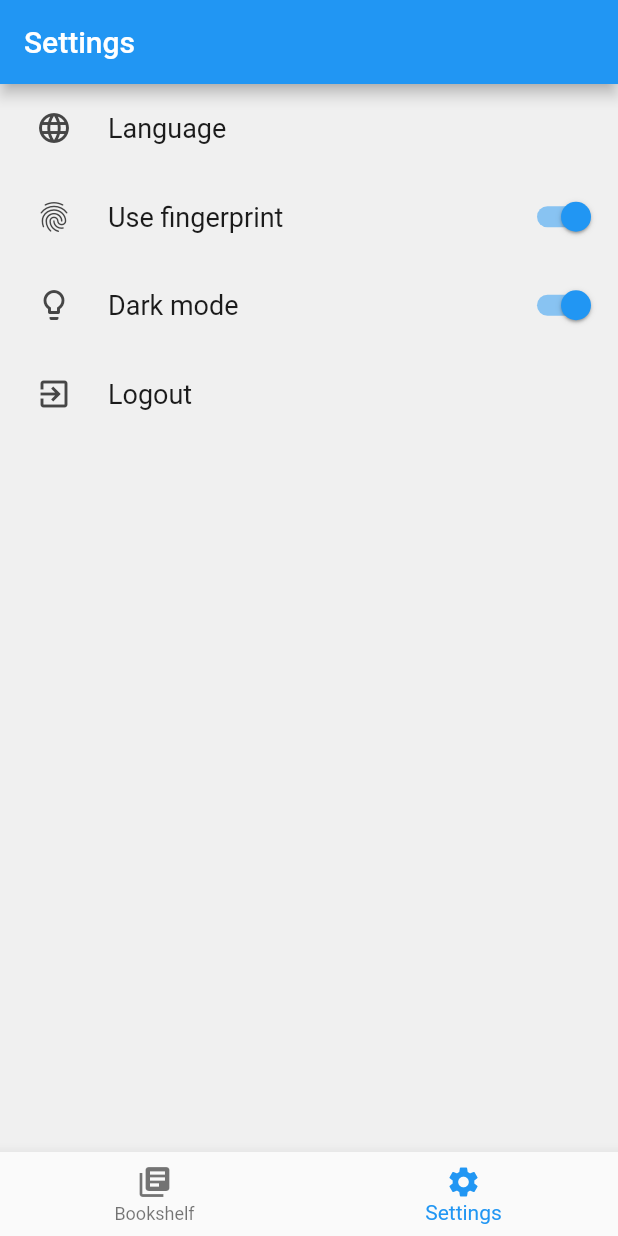
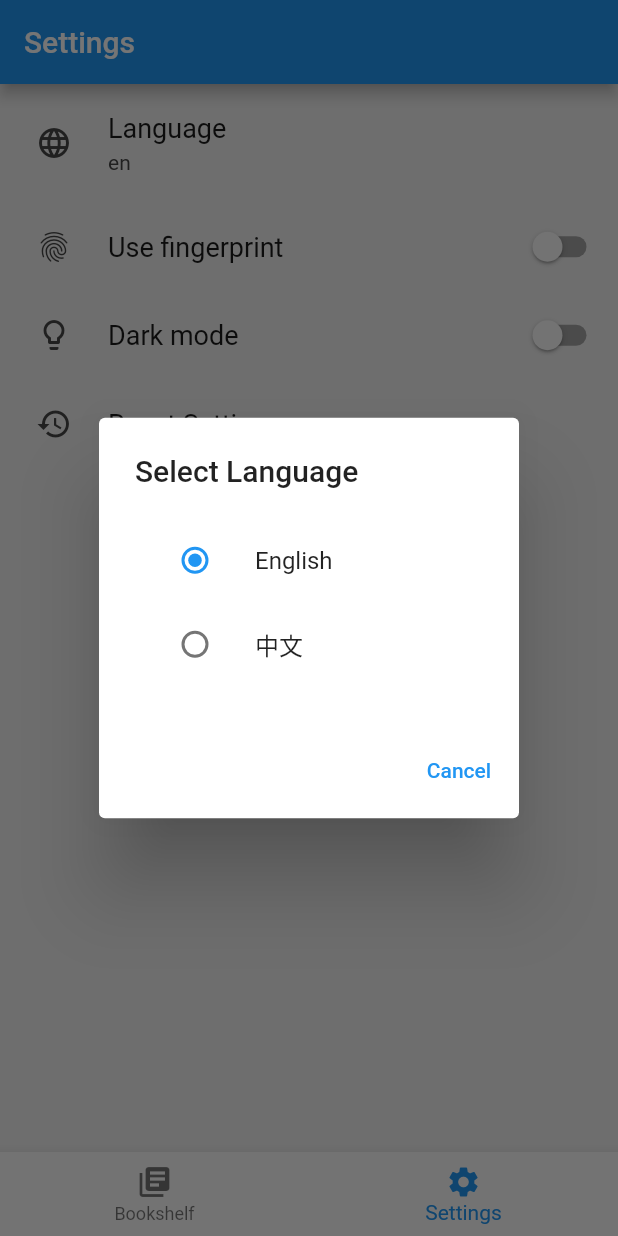
Before and after one commit to stevezhaoUS/reader, a Flutter app: the screen it shows after launch, item 2 of the bottom bar chosen, after a tap on "Language", on a phone screen of 412 x 824 dp. Run offline on Flutter 3.47's test engine with Material 2 defaults, Android fonts, the phone set to English and light mode, and no system bars; drawn by our look-alikes of settings_ui; our stand-ins replace file_picker, isar; missing offline and left inert: fast_gbk; accounts and stored records are empty; generated files the repository leaves out were written again.

Commit message:
Implement persistent settings with JSON file storage
Co-authored-by: stevezhaoUS <3809825+stevezhaoUS@users.noreply.github.com>

```diff
--- a/lib/main.dart
+++ b/lib/main.dart
@@ -1,9 +1,14 @@
 import 'package:flutter/material.dart';
 import 'package:reader/settings.dart';
+import 'package:reader/services/settings_service.dart';
 import 'book_shelf.dart';
 
 Future main() async {
   WidgetsFlutterBinding.ensureInitialized();
+
+  // Load user settings during app bootstrap
+  await SettingsService.instance.loadSettings();
+
   runApp(const MyApp());
 }
 
@@ -12,9 +17,14 @@ class MyApp extends StatelessWidget {
 
   @override
   Widget build(BuildContext context) {
-    return const MaterialApp(
+    final settings = SettingsService.instance.currentSettings;
+
+    return MaterialApp(
       title: 'Reading App',
-      home: HomeTabBar(),
+      theme: ThemeData.light(),
+      darkTheme: ThemeData.dark(),
+      themeMode: settings.useDarkMode ? ThemeMode.dark : ThemeMode.light,
+      home: const HomeTabBar(),
     );
   }
 }
--- /dev/null
+++ b/lib/models/user_settings.dart
@@ -0,0 +1,92 @@
+import 'dart:convert';
+
+class UserSettings {
+  bool useDarkMode;
+  bool useFingerprint;
+  String language;
+
+  // Font settings
+  String fontFamily;
+  double fontSize;
+  double lineHeight;
+  int fontColor; // Store as int for JSON serialization
+  int fontWeight; // Store as int for JSON serialization
+
+  UserSettings({
+    this.useDarkMode = false,
+    this.useFingerprint = false,
+    this.language = 'en',
+    this.fontFamily = 'SimSun',
+    this.fontSize = 14.0,
+    this.lineHeight = 1.5,
+    this.fontColor = 0xFF000000,
+    this.fontWeight = 400, // FontWeight.normal
+  });
+
+  // Factory constructor for creating from JSON
+  factory UserSettings.fromJson(Map<String, dynamic> json) {
+    return UserSettings(
+      useDarkMode: json['useDarkMode'] ?? false,
+      useFingerprint: json['useFingerprint'] ?? false,
+      language: json['language'] ?? 'en',
+      fontFamily: json['fontFamily'] ?? 'SimSun',
+      fontSize: (json['fontSize'] ?? 14.0).toDouble(),
+      lineHeight: (json['lineHeight'] ?? 1.5).toDouble(),
+      fontColor: json['fontColor'] ?? 0xFF000000,
+      fontWeight: json['fontWeight'] ?? 400,
+    );
+  }
+
+  // Convert to JSON
+  Map<String, dynamic> toJson() {
+    return {
+      'useDarkMode': useDarkMode,
+      'useFingerprint': useFingerprint,
+      'language': language,
+      'fontFamily': fontFamily,
+      'fontSize': fontSize,
+      'lineHeight': lineHeight,
+      'fontColor': fontColor,
+      'fontWeight': fontWeight,
+    };
+  }
+
+  // Convert to JSON string
+  String toJsonString() {
+    return jsonEncode(toJson());
+  }
+
+  // Create from JSON string
+  static UserSettings fromJsonString(String jsonString) {
+    final Map<String, dynamic> json = jsonDecode(jsonString);
+    return UserSettings.fromJson(json);
+  }
+
+  // Create default settings
+  static UserSettings defaultSettings() {
+    return UserSettings();
+  }
+
+  // Copy with method for updating specific settings
+  UserSettings copyWith({
+    bool? useDarkMode,
+    bool? useFingerprint,
+    String? language,
+    String? fontFamily,
+    double? fontSize,
+    double? lineHeight,
+    int? fontColor,
+    int? fontWeight,
+  }) {
+    return UserSettings(
+      useDarkMode: useDarkMode ?? this.useDarkMode,
+      useFingerprint: useFingerprint ?? this.useFingerprint,
+      language: language ?? this.language,
+      fontFamily: fontFamily ?? this.fontFamily,
+      fontSize: fontSize ?? this.fontSize,
+      lineHeight: lineHeight ?? this.lineHeight,
+      fontColor: fontColor ?? this.fontColor,
+      fontWeight: fontWeight ?? this.fontWeight,
+    );
+  }
+}
--- /dev/null
+++ b/lib/services/settings_service.dart
@@ -0,0 +1,114 @@
+import 'dart:io';
+import 'dart:convert';
+import 'package:path_provider/path_provider.dart';
+import '../models/user_settings.dart';
+
+class SettingsService {
+  static const String _settingsFileName = 'user_settings.json';
+  static SettingsService? _instance;
+  UserSettings _currentSettings = UserSettings.defaultSettings();
+
+  // Singleton pattern
+  SettingsService._();
+
+  static SettingsService get instance {
+    _instance ??= SettingsService._();
+    return _instance!;
+  }
+
+  // Get current settings
+  UserSettings get currentSettings => _currentSettings;
+
+  // Get the settings file path
+  Future<String> _getSettingsFilePath() async {
+    final directory = await getApplicationDocumentsDirectory();
+    return '${directory.path}/$_settingsFileName';
+  }
+
+  // Load settings from JSON file
+  Future<UserSettings> loadSettings() async {
+    try {
+      final filePath = await _getSettingsFilePath();
+      final file = File(filePath);
+
+      if (await file.exists()) {
+        final jsonString = await file.readAsString();
+        _currentSettings = UserSettings.fromJsonString(jsonString);
+      } else {
+        // If file doesn't exist, use default settings and save them
+        _currentSettings = UserSettings.defaultSettings();
+        await saveSettings(_currentSettings);
+      }
+    } catch (e) {
+      // If there's any error loading settings, use defaults
+      _currentSettings = UserSettings.defaultSettings();
+    }
+
+    return _currentSettings;
+  }
+
+  // Save settings to JSON file
+  Future<void> saveSettings(UserSettings settings) async {
+    try {
+      final filePath = await _getSettingsFilePath();
+      final file = File(filePath);
+
+      // Create directory if it doesn't exist
+      await file.parent.create(recursive: true);
+
+      // Write settings to file
+      await file.writeAsString(settings.toJsonString());
+
+      // Update current settings
+      _currentSettings = settings;
+    } catch (e) {
+      // Handle error - could log or throw depending on requirements
+      rethrow;
+    }
+  }
+
+  // Update specific setting and save
+  Future<void> updateDarkMode(bool value) async {
+    final updatedSettings = _currentSettings.copyWith(useDarkMode: value);
+    await saveSettings(updatedSettings);
+  }
+
+  Future<void> updateFingerprint(bool value) async {
+    final updatedSettings = _currentSettings.copyWith(useFingerprint: value);
+    await saveSettings(updatedSettings);
+  }
+
+  Future<void> updateLanguage(String language) async {
+    final updatedSettings = _currentSettings.copyWith(language: language);
+    await saveSettings(updatedSettings);
+  }
+
+  Future<void> updateFontSettings({
+    String? fontFamily,
+    double? fontSize,
+    double? lineHeight,
+    int? fontColor,
+    int? fontWeight,
+  }) async {
+    final updatedSettings = _currentSettings.copyWith(
+      fontFamily: fontFamily,
+      fontSize: fontSize,
+      lineHeight: lineHeight,
+      fontColor: fontColor,
+      fontWeight: fontWeight,
+    );
+    await saveSettings(updatedSettings);
+  }
+
+  // Check if settings file exists
+  Future<bool> settingsFileExists() async {
+    final filePath = await _getSettingsFilePath();
+    final file = File(filePath);
+    return await file.exists();
+  }
+
+  // Reset settings to defaults
+  Future<void> resetToDefaults() async {
+    await saveSettings(UserSettings.defaultSettings());
+  }
+}
--- a/lib/settings.dart
+++ b/lib/settings.dart
@@ -1,5 +1,7 @@
 import 'package:flutter/material.dart';
 import 'package:settings_ui/settings_ui.dart';
+import 'package:reader/services/settings_service.dart';
+import 'package:reader/models/user_settings.dart';
 
 class SettingsPage extends StatefulWidget {
   const SettingsPage({super.key});
@@ -9,6 +11,21 @@ class SettingsPage extends StatefulWidget {
 }
 
 class _SettingsPageState extends State<SettingsPage> {
+  final SettingsService _settingsService = SettingsService.instance;
+  late UserSettings _currentSettings;
+
+  @override
+  void initState() {
+    super.initState();
+    _currentSettings = _settingsService.currentSettings;
+  }
+
+  void _updateSettings(UserSettings newSettings) {
+    setState(() {
+      _currentSettings = newSettings;
+    });
+  }
+
   @override
   Widget build(BuildContext context) {
     return Scaffold(
@@ -18,26 +35,116 @@ class _SettingsPageState extends State<SettingsPage> {
             SettingsTile(
               title: const Text('Language'),
               leading: const Icon(Icons.language),
-              onPressed: (BuildContext context) {},
+              value: Text(_currentSettings.language),
+              onPressed: (BuildContext context) {
+                _showLanguageDialog();
+              },
             ),
             SettingsTile.switchTile(
-              initialValue: true,
+              initialValue: _currentSettings.useFingerprint,
               title: const Text('Use fingerprint'),
               leading: const Icon(Icons.fingerprint),
-              onToggle: (bool value) {},
+              onToggle: (bool value) async {
+                await _settingsService.updateFingerprint(value);
+                _updateSettings(_settingsService.currentSettings);
+              },
             ),
             SettingsTile.switchTile(
               title: const Text('Dark mode'),
               leading: const Icon(Icons.lightbulb_outline),
-              onToggle: (bool value) {},
-              initialValue: true,
+              onToggle: (bool value) async {
+                await _settingsService.updateDarkMode(value);
+                _updateSettings(_settingsService.currentSettings);
+              },
+              initialValue: _currentSettings.useDarkMode,
             ),
             SettingsTile(
-              title: const Text('Logout'),
-              leading: const Icon(Icons.exit_to_app),
-              onPressed: (BuildContext context) {},
+              title: const Text('Reset Settings'),
+              leading: const Icon(Icons.restore),
+              onPressed: (BuildContext context) {
+                _showResetDialog();
+              },
             ),
           ])
         ]));
   }
+
+  void _showLanguageDialog() {
+    showDialog(
+      context: context,
+      builder: (BuildContext context) {
+        return AlertDialog(
+          title: const Text('Select Language'),
+          content: Column(
+            mainAxisSize: MainAxisSize.min,
+            children: [
+              ListTile(
+                title: const Text('English'),
+                leading: Radio<String>(
+                  value: 'en',
+                  groupValue: _currentSettings.language,
+                  onChanged: (String? value) async {
+                    if (value != null) {
+                      await _settingsService.updateLanguage(value);
+                      _updateSettings(_settingsService.currentSettings);
+                      Navigator.of(context).pop();
+                    }
+                  },
+                ),
+              ),
+              ListTile(
+                title: const Text('中文'),
+                leading: Radio<String>(
+                  value: 'zh',
+                  groupValue: _currentSettings.language,
+                  onChanged: (String? value) async {
+                    if (value != null) {
+                      await _settingsService.updateLanguage(value);
+                      _updateSettings(_settingsService.currentSettings);
+                      Navigator.of(context).pop();
+                    }
+                  },
+                ),
+              ),
+            ],
+          ),
+          actions: [
+            TextButton(
+              onPressed: () => Navigator.of(context).pop(),
+              child: const Text('Cancel'),
+            ),
+          ],
+        );
+      },
+    );
+  }
+
+  void _showResetDialog() {
+    showDialog(
+      context: context,
+      builder: (BuildContext context) {
+        return AlertDialog(
+          title: const Text('Reset Settings'),
+          content: const Text('Are you sure you want to reset all settings to default values?'),
+          actions: [
+            TextButton(
+              onPressed: () => Navigator.of(context).pop(),
+              child: const Text('Cancel'),
+            ),
+            TextButton(
+              onPressed: () async {
+                await _settingsService.resetToDefaults();
+                _updateSettings(_settingsService.currentSettings);
+                Navigator.of(context).pop();
+                ScaffoldMessenger.of(context).showSnackBar(
+                  const SnackBar(content: Text('Settings reset to defaults')),
+                );
+              },
+              child: const Text('Reset'),
+            ),
+          ],
+        );
+      },
+    );
+  }
 }
```
Also changed, not shown: 1 other file.
